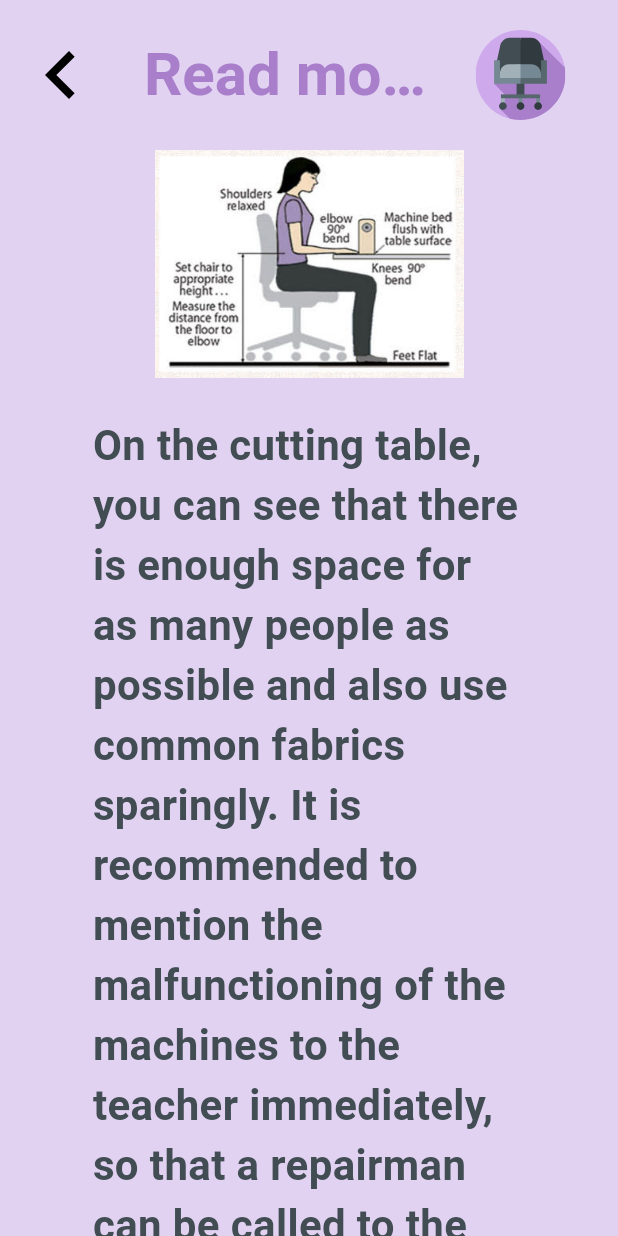
After one commit to AnuradhaDev96/posture_detect_web_tool, a Flutter app: the ReadMorePage screen opened directly, on a phone screen of 412 x 824 dp. The commit adds this screen. Run offline on Flutter 3.47's test engine with Material 2 defaults, Android fonts, the light colour scheme and no system bars; our stand-ins replace audioplayers, camera, cloud_firestore, firebase_core, flutter_bloc, flutter_svg; missing offline and left inert: dart:html; accounts and stored records are empty; statements that could not run were skipped.

Commit message:
Read more capability

```diff
--- a/web_app/lib/screens/posture_guide/posture_guide_page.dart
+++ b/web_app/lib/screens/posture_guide/posture_guide_page.dart
@@ -1,9 +1,11 @@
 import 'package:flutter/material.dart';
 import 'package:flutter_svg/svg.dart';
+import 'package:url_launcher/url_launcher_string.dart';
 
 import '../../themes/app_colors.dart';
 import '../../themes/app_text_styles.dart';
 import '../../utils/assets.dart';
+import '../read_more/read_more_page.dart';
 
 class PostureGuidePage extends StatelessWidget {
   const PostureGuidePage({super.key});
@@ -41,6 +43,17 @@ class PostureGuidePage extends StatelessWidget {
           SliverToBoxAdapter(
             child: Align(
               alignment: Alignment.topCenter,
+              child: GestureDetector(
+                onTap: () => Navigator.push(
+                  context,
+                  MaterialPageRoute(
+                    builder: (context) => const ReadMorePage(
+                      image: Assets.guide1png,
+                      description:
+                          'On the cutting table, you can see that there is enough space for as many people as possible and also use common fabrics sparingly. It is recommended to mention the malfunctioning of the machines to the teacher immediately, so that a repairman can be called to the place as soon as possible.\n\nIn general, of course, you should be friendly and helpful to others and participate in your own part in daily tasks: turn on the electricity in the morning and turn it off in the afternoon, add water to the ironing station if necessary, etc.',
+                    ),
+                  ),
+                ),
                 child: Container(
                   width: MediaQuery.sizeOf(context).width * 0.5,
                   decoration: BoxDecoration(
@@ -58,9 +71,12 @@ class PostureGuidePage extends StatelessWidget {
                 ),
               ),
             ),
+          ),
           SliverToBoxAdapter(
             child: Align(
               alignment: Alignment.topCenter,
+              child: GestureDetector(
+                onTap: () => _launchBlogSite('https://www.linkedin.com/pulse/ergo-sew-chair-why-ed-dominguez/'),
                 child: Container(
                   width: MediaQuery.sizeOf(context).width * 0.5,
                   decoration: BoxDecoration(
@@ -78,9 +94,12 @@ class PostureGuidePage extends StatelessWidget {
                 ),
               ),
             ),
+          ),
           SliverToBoxAdapter(
             child: Align(
               alignment: Alignment.topCenter,
+              child: GestureDetector(
+                onTap: () => _launchBlogSite('https://thequiltshow.com/quiltipedia/what-are-ergonomics-for-quilters/'),
                 child: Container(
                   width: MediaQuery.sizeOf(context).width * 0.5,
                   decoration: BoxDecoration(
@@ -98,8 +117,15 @@ class PostureGuidePage extends StatelessWidget {
                 ),
               ),
             ),
+          ),
         ],
       ),
     );
   }
+
+  _launchBlogSite(String urlString) async {
+    if (await canLaunchUrlString(urlString)) {
+      await launchUrlString(urlString, webOnlyWindowName: '_blank');
     }
+  }
+}
--- /dev/null
+++ b/web_app/lib/screens/read_more/read_more_page.dart
@@ -0,0 +1,72 @@
+import 'package:flutter/material.dart';
+import 'package:flutter_svg/svg.dart';
+
+import '../../themes/app_text_styles.dart';
+import '../../utils/assets.dart';
+
+class ReadMorePage extends StatelessWidget {
+  const ReadMorePage({super.key, required this.image, required this.description});
+
+  final String image;
+  final String description;
+
+  @override
+  Widget build(BuildContext context) {
+    return Scaffold(
+      appBar: AppBar(
+        backgroundColor: Colors.transparent,
+        leading: Padding(
+          padding: const EdgeInsets.only(left: 30, right: 30),
+          child: GestureDetector(
+              onTap: () => Navigator.pop(context),
+              child: SvgPicture.asset(Assets.leftArrowIcon, width: 25, height: 35)),
+        ),
+        leadingWidth: 80,
+        title: const Align(
+          alignment: Alignment.centerLeft,
+          child: Text(
+            "Read more",
+            textAlign: TextAlign.left,
+          ),
+        ),
+        titleTextStyle: AppTextStyles.pageHeading,
+        toolbarHeight: 100,
+        actions: [
+          Padding(
+            padding: const EdgeInsets.only(top: 20.0, right: 20.0, bottom: 20.0),
+            child: SvgPicture.asset(Assets.seatIcon, width: 90, height: 90),
+          ),
+        ],
+      ),
+      body: CustomScrollView(
+        slivers: [
+          SliverToBoxAdapter(
+            child: Align(
+              alignment: Alignment.topCenter,
+              child: SizedBox(
+                width: MediaQuery.sizeOf(context).width * 0.5,
+                child: Image.asset(Assets.guide1png, fit: BoxFit.fitHeight),
+              ),
+            ),
+          ),
+          SliverToBoxAdapter(
+            child: Align(
+              alignment: Alignment.topCenter,
+              child: Padding(
+                padding: const EdgeInsets.only(top: 25.0, bottom: 20.0),
+                child: SizedBox(
+                  width: MediaQuery.sizeOf(context).width * 0.7,
+                  child: Text(
+                    description,
+                    textAlign: TextAlign.left,
+                    style: const TextStyle(fontSize: 28, fontWeight: FontWeight.w700, color: Color(0xFF414D53)),
+                  ),
+                ),
+              ),
+            ),
+          ),
+        ],
+      ),
+    );
+  }
+}
--- a/web_app/pubspec.yaml
+++ b/web_app/pubspec.yaml
@@ -43,7 +43,7 @@ dependencies:
   flutter_bloc: ^8.1.3
   flutter_svg: ^2.0.7
   http: ^1.1.0
-#  camera_web: ^0.3.2+2
+  url_launcher: ^6.1.14
 
 dev_dependencies:
   flutter_test:
```
Also changed, not shown: web_app/pubspec.lock. Lines whose indentation alone changed are shown as unchanged.
